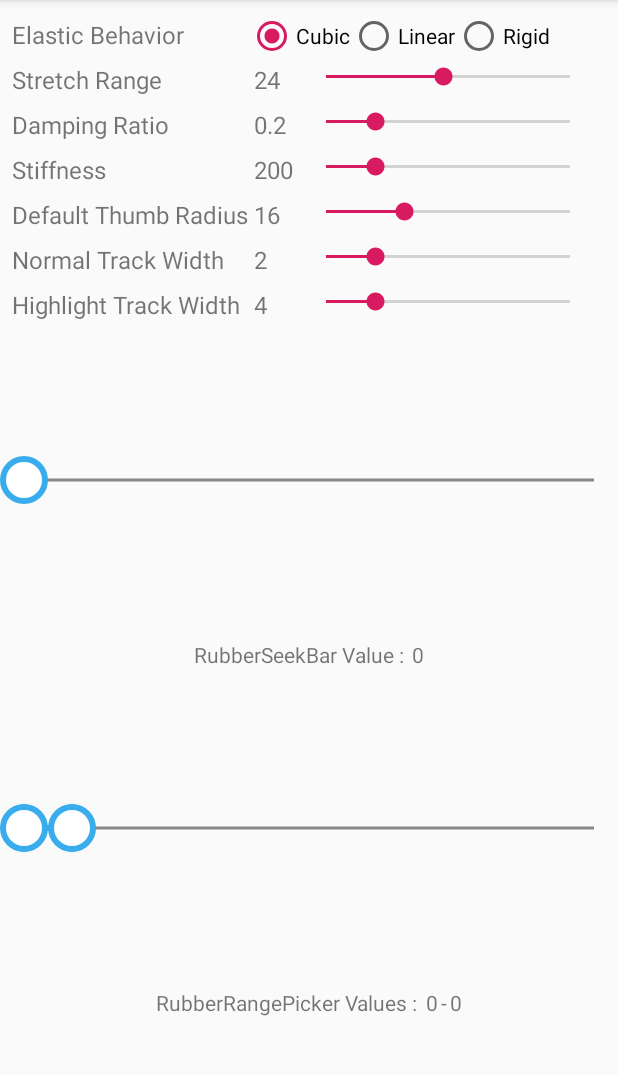
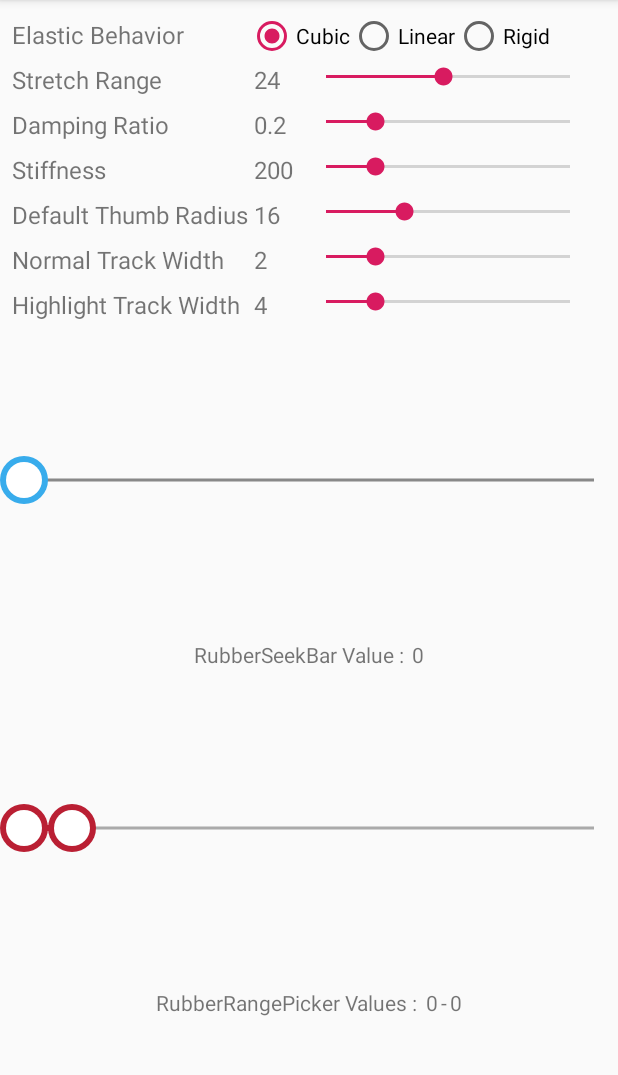
Before and after one commit to Chrisvin/RubberPicker, an Android app: the screen it shows after launch (MainActivity), on a phone screen of 412 x 824 dp, the part 84-1159 px from its top. Run offline under Robolectric (Android 15) with nearby library versions, the phone set to English and light mode, and no system bars.

Commit message:
Change color for RangePicker

```diff
--- a/app/src/main/res/layout/activity_main.xml
+++ b/app/src/main/res/layout/activity_main.xml
@@ -284,7 +284,9 @@
             app:layout_constraintRight_toRightOf="parent"
             app:layout_constraintTop_toBottomOf="@id/rubberSeekBarValueHeading"
             app:layout_constraintBottom_toTopOf="@+id/rubberRangePickerValueHeading"
-    />
+            app:normalTrackColor="#AAAAAA"
+            app:highlightTrackColor="#BA1F33"
+            app:highlightDefaultThumbOnTouchColor="#CD5D67"/>
 
     <TextView
             android:id="@+id/rubberRangePickerValueHeading"
```
